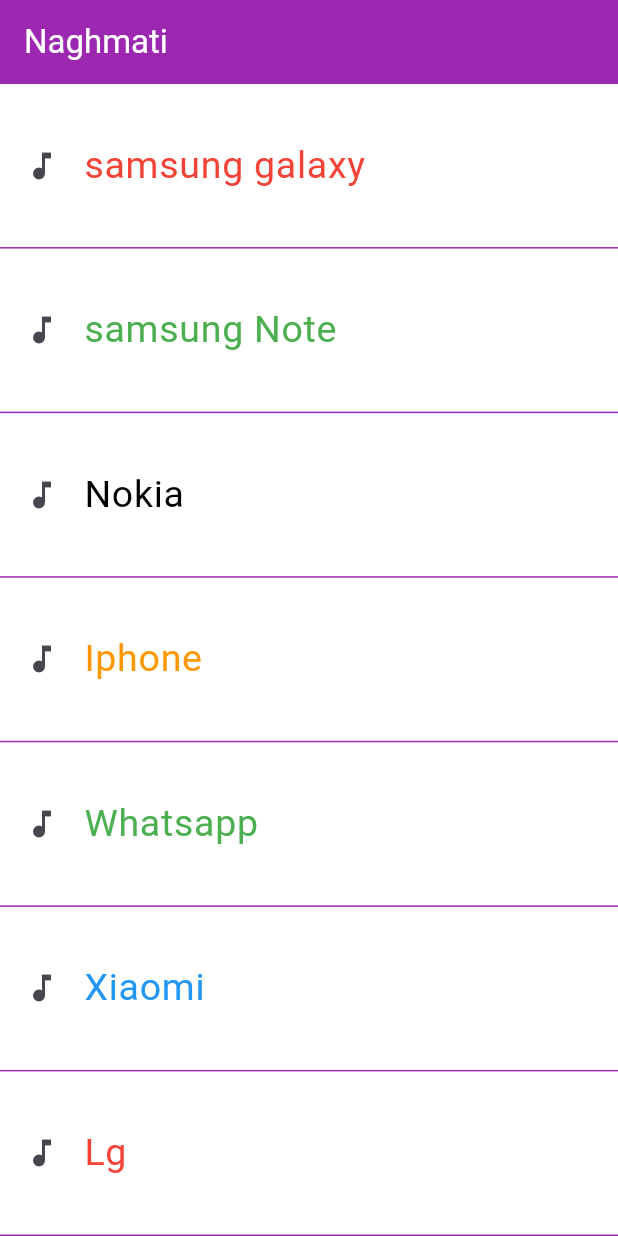
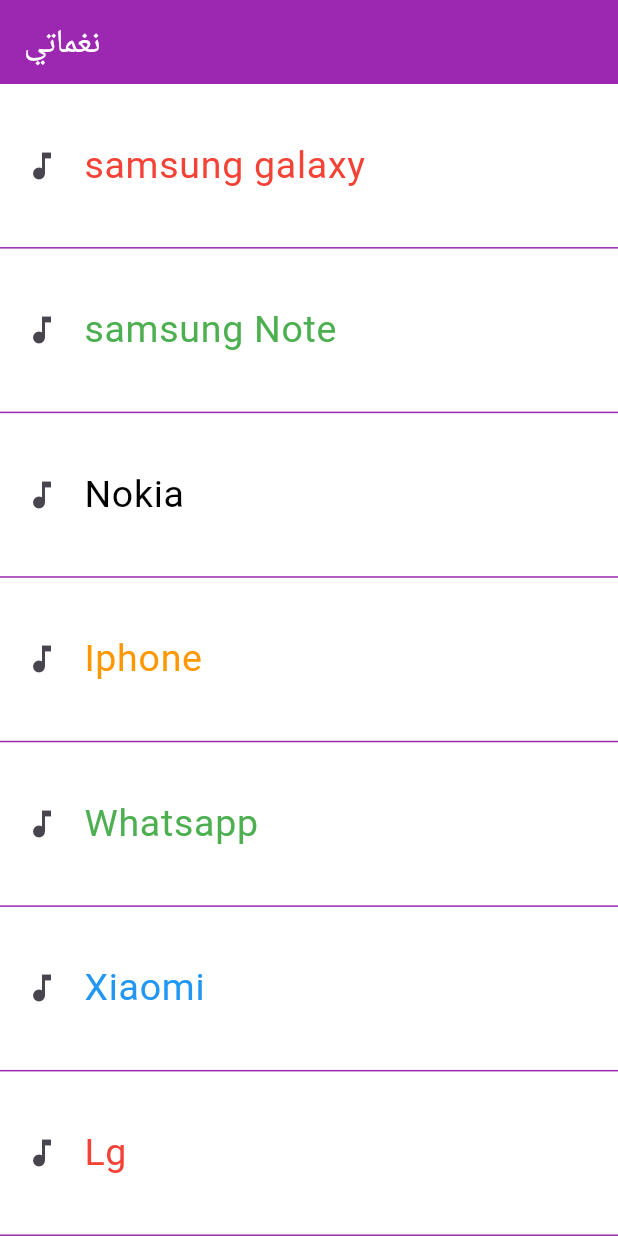
Before and after one commit to omr95m/music, a Flutter app: the screen it shows after launch, on a phone screen of 412 x 824 dp. Run offline on Flutter 3.47's test engine with Material 3 defaults, Android fonts, the light colour scheme and no system bars; our stand-ins replace audioplayers.

Commit message:
change title

```diff
--- a/lib/main.dart
+++ b/lib/main.dart
@@ -47,7 +47,8 @@
       home: Scaffold(
         appBar: AppBar(
           title: const Text(
-            'Naghmati',
+            //تبديل العنوان الى اللغة العربية
+            'نغماتي',
             style: TextStyle(color: Colors.white),
           ),
         ),
```
